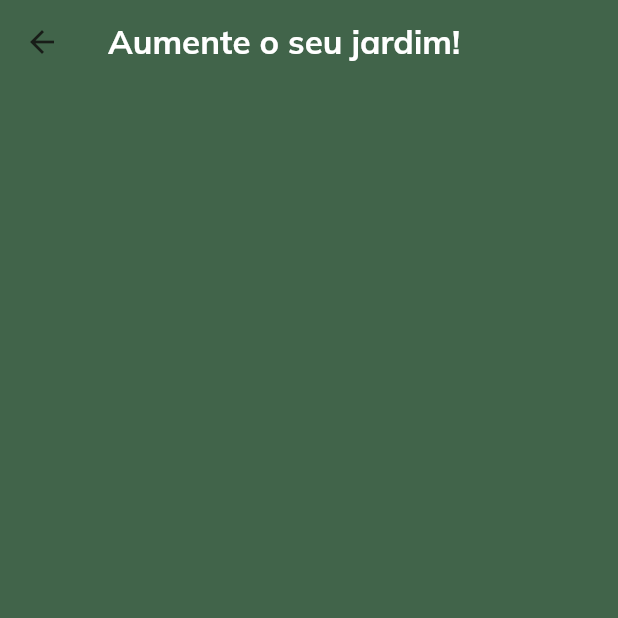
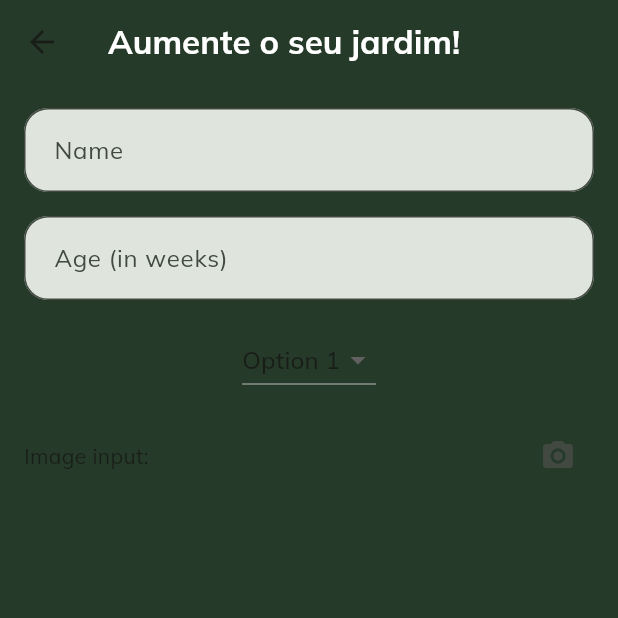
Before and after one commit to isarbela/plantasia-flutter, a Flutter app: the screen it shows after launch, after a tap on "+ Adicionar Planta", on a phone screen of 412 x 824 dp, the top half of it. Run offline on Flutter 3.47's test engine with Material 2 defaults, Android fonts, the light colour scheme and no system bars; our stand-ins replace image_picker.

Commit message:
Improve UI and add form fields

```diff
--- a/plantasia/lib/main.dart
+++ b/plantasia/lib/main.dart
@@ -17,7 +17,12 @@ class MyApp extends StatelessWidget {
       theme: ThemeData(
         fontFamily: 'Mulish',
         colorScheme: ColorScheme.fromSeed(
-            seedColor: const Color.fromARGB(255, 65, 100, 74)),
+          seedColor: const Color.fromARGB(255, 38, 58, 41),
+          primary: const Color.fromARGB(255, 38, 58, 41),
+          onPrimary: const Color.fromARGB(255, 242, 227, 219),
+          secondary: const Color.fromARGB(255, 65, 100, 74),
+          onSecondary: Colors.white,
+        ),
         useMaterial3: true,
       ),
       home: Dashboard(
--- a/plantasia/lib/modules/screens/new_plant.dart
+++ b/plantasia/lib/modules/screens/new_plant.dart
@@ -1,4 +1,5 @@
 import 'package:flutter/material.dart';
+import 'package:plantasia/widgets/new_plant_form.dart';
 
 class NewPlant extends StatelessWidget {
   const NewPlant({super.key});
@@ -6,14 +7,15 @@ class NewPlant extends StatelessWidget {
   @override
   Widget build(BuildContext context) {
     return Scaffold(
-      backgroundColor: const Color.fromARGB(255, 65, 100, 74),
+      backgroundColor: const Color.fromARGB(255, 38, 58, 41),
       appBar: AppBar(
-        backgroundColor: const Color.fromARGB(255, 65, 100, 74),
+        backgroundColor: const Color.fromARGB(255, 38, 58, 41),
         title: const Text(
           'Aumente o seu jardim!',
           style: TextStyle(color: Colors.white, fontWeight: FontWeight.bold),
         ),
       ),
+      body: NewPlantForm(),
     );
   }
 }
--- a/plantasia/lib/widgets/card_item.dart
+++ b/plantasia/lib/widgets/card_item.dart
@@ -39,10 +39,10 @@ class CardItem extends StatelessWidget {
               ),
               Text(
                 '${plantData.age} semanas de idade',
-                style: const TextStyle(fontSize: 16, color: Colors.white),
+                style: const TextStyle(fontSize: 14, color: Colors.white),
               ),
               const SizedBox(
-                height: 4,
+                height: 16,
               ),
               Text(
                 plantData.commonName.toUpperCase(),
--- /dev/null
+++ b/plantasia/lib/widgets/new_plant_form.dart
@@ -0,0 +1,120 @@
+import 'dart:io';
+
+import 'package:flutter/material.dart';
+import 'package:image_picker/image_picker.dart';
+
+class NewPlantForm extends StatefulWidget {
+  const NewPlantForm({super.key});
+
+  @override
+  NewPlantFormState createState() => NewPlantFormState();
+}
+
+class NewPlantFormState extends State<NewPlantForm> {
+  String _nameValue = '';
+  String _selectedSpinnerValue = 'Option 1';
+  late double _numberValue;
+  File? imageFile;
+  final _formKey = GlobalKey<NewPlantFormState>();
+
+  _pickImage() async {
+    final pickedImage =
+        await ImagePicker().pickImage(source: ImageSource.gallery);
+    setState(() {
+      if (pickedImage != null) {
+        imageFile = File(pickedImage.path);
+      }
+    });
+  }
+
+  @override
+  Widget build(BuildContext context) {
+    return Form(
+      key: _formKey,
+      child: Padding(
+        padding: const EdgeInsets.all(16.0),
+        child: Column(
+          children: [
+            Column(
+              children: [
+                TextFormField(
+                  decoration: InputDecoration(
+                    contentPadding: const EdgeInsets.all(16),
+                    filled: true,
+                    border: OutlineInputBorder(
+                      borderRadius: BorderRadius.circular(16),
+                    ),
+                    labelText: 'Name',
+                  ),
+                  onChanged: (value) {
+                    setState(() {
+                      _nameValue = value;
+                    });
+                  },
+                ),
+                const SizedBox(
+                  height: 16,
+                ),
+                TextFormField(
+                  decoration: InputDecoration(
+                    contentPadding: const EdgeInsets.all(16),
+                    filled: true,
+                    border: OutlineInputBorder(
+                      borderRadius: BorderRadius.circular(16),
+                    ),
+                    labelText: 'Age (in weeks)',
+                  ),
+                  keyboardType: TextInputType.number,
+                  onChanged: (value) {
+                    setState(() {
+                      _numberValue = double.tryParse(value)!;
+                    });
+                  },
+                ),
+                const SizedBox(
+                  height: 16.0,
+                ),
+                DropdownButton<String>(
+                  value: _selectedSpinnerValue,
+                  onChanged: (newValue) {
+                    setState(() {
+                      _selectedSpinnerValue = newValue!;
+                    });
+                  },
+                  items: <String>['Option 1', 'Option 2', 'Option 3']
+                      .map<DropdownMenuItem<String>>((String value) {
+                    return DropdownMenuItem<String>(
+                      value: value,
+                      child: Text(value),
+                    );
+                  }).toList(),
+                ),
+                const SizedBox(
+                  height: 16.0,
+                ),
+                Row(
+                  mainAxisAlignment: MainAxisAlignment.spaceBetween,
+                  children: [
+                    const Text('Image input:'),
+                    IconButton(
+                      onPressed: _pickImage,
+                      icon: const Icon(
+                        Icons.camera_alt,
+                      ),
+                    ),
+                  ],
+                ),
+                imageFile != null
+                    ? Image.file(
+                        imageFile!,
+                        fit: BoxFit.cover,
+                      )
+                    : Container()
+              ],
+            ),
+          ],
+        ),
+      ),
+    );
+  }
+}
--- a/plantasia/pubspec.yaml
+++ b/plantasia/pubspec.yaml
@@ -36,6 +36,7 @@ dependencies:
   # Use with the CupertinoIcons class for iOS style icons.
   cupertino_icons: ^1.0.2
   flutter_bloc: ^8.1.3
+  image_picker: ^1.0.3
 
 dev_dependencies:
   flutter_test:
```
Also changed, not shown: plantasia/pubspec.lock, 5 other files.
